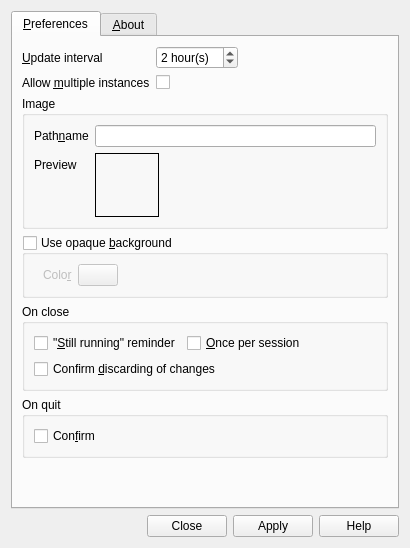
This is qt/application/forms/controlpaneldialog.ui in damentz/moonphase as Qt 5 draws it before an edit. The edited form follows.
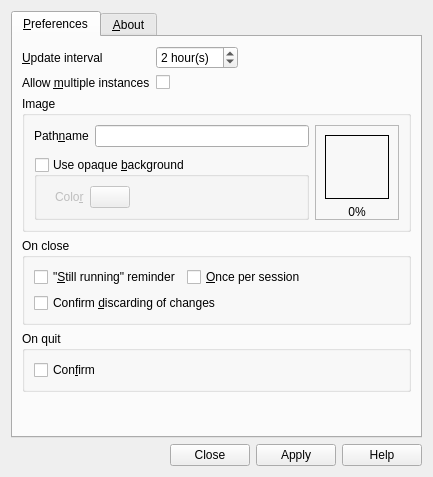
This is the edited form. Icons and pictures are not drawn. Custom widgets are drawn as their Qt base class.

Commit message: Rearranged control panel dialog box. Pathname update.

Patch:
```diff
--- a/qt/application/forms/controlpaneldialog.ui
+++ b/qt/application/forms/controlpaneldialog.ui
@@ -6,8 +6,8 @@
    <rect>
     <x>0</x>
     <y>0</y>
-    <width>410</width>
-    <height>548</height>
+    <width>433</width>
+    <height>477</height>
    </rect>
   </property>
   <property name="windowTitle">
@@ -102,26 +102,19 @@
          <property name="title">
           <string>Image</string>
          </property>
-         <layout class="QFormLayout" name="formLayout">
-          <item row="0" column="0">
-           <widget class="QLabel" name="m_pAnimationPathnameLabel">
-            <property name="text">
-             <string>Path&amp;name</string>
+         <layout class="QGridLayout" name="gridLayout">
+          <item row="0" column="1" rowspan="2">
+           <widget class="QFrame" name="m_pPreviewFrame">
+            <property name="frameShape">
+             <enum>QFrame::StyledPanel</enum>
             </property>
-            <property name="buddy">
-             <cstring>m_pAnimationFilenameChooser</cstring>
+            <property name="frameShadow">
+             <enum>QFrame::Sunken</enum>
             </property>
-           </widget>
-          </item>
-          <item row="1" column="0">
-           <widget class="QLabel" name="m_pAnimationPreviewLabel">
-            <property name="text">
-             <string>Preview</string>
-            </property>
-           </widget>
-          </item>
-          <item row="1" column="1">
-           <layout class="QHBoxLayout" name="m_pPreviewHLayout">
+            <layout class="QVBoxLayout" name="verticalLayout_6">
+             <property name="bottomMargin">
+              <number>0</number>
+             </property>
             <item>
              <widget class="QLabel" name="m_pPreviewViewLabel">
               <property name="minimumSize">
@@ -146,29 +139,51 @@
             </item>
             <item>
              <widget class="QLabel" name="m_pPreviewPercentLabel">
-              <property name="sizePolicy">
-               <sizepolicy hsizetype="Expanding" vsizetype="Preferred">
-                <horstretch>0</horstretch>
-                <verstretch>0</verstretch>
-               </sizepolicy>
-              </property>
-              <property name="maximumSize">
+               <property name="text">
+                <string>0%</string>
+               </property>
+               <property name="alignment">
+                <set>Qt::AlignCenter</set>
+               </property>
+              </widget>
+             </item>
+             <item>
+              <spacer name="m_pPreviewVSpacer">
+               <property name="orientation">
+                <enum>Qt::Vertical</enum>
+               </property>
+               <property name="sizeHint" stdset="0">
                <size>
-                <width>120</width>
-                <height>16777215</height>
-               </size>
-              </property>
-             </widget>
-            </item>
-           </layout>
+                 <width>20</width>
+                 <height>40</height>
+                </size>
+               </property>
+              </spacer>
+             </item>
+            </layout>
+           </widget>
           </item>
+          <item row="0" column="0">
+           <layout class="QFormLayout" name="m_pAnimationPathnameFLayout">
+            <property name="fieldGrowthPolicy">
+             <enum>QFormLayout::AllNonFixedFieldsGrow</enum>
+            </property>
           <item row="0" column="1">
            <widget class="QwwFileChooser" name="m_pAnimationFilenameChooser"/>
           </item>
-         </layout>
-        </widget>
-       </item>
-       <item>
+            <item row="0" column="0">
+             <widget class="QLabel" name="m_pAnimationPathnameLabel">
+              <property name="text">
+               <string>Path&amp;name</string>
+              </property>
+              <property name="buddy">
+               <cstring>m_pAnimationFilenameChooser</cstring>
+              </property>
+             </widget>
+            </item>
+           </layout>
+          </item>
+          <item row="1" column="0">
         <widget class="QGroupBox" name="m_pUseOpaqueBackgroundGroupBox">
          <property name="sizePolicy">
           <sizepolicy hsizetype="Preferred" vsizetype="Preferred">
@@ -243,6 +258,13 @@
            </layout>
           </item>
          </layout>
+           </widget>
+          </item>
+         </layout>
+         <zorder>formLayoutWidget</zorder>
+         <zorder>m_pPreviewFrame</zorder>
+         <zorder>m_pAnimationPathnameLabel</zorder>
+         <zorder>m_pUseOpaqueBackgroundGroupBox</zorder>
         </widget>
        </item>
        <item>
```
Lines whose indentation alone changed are shown as unchanged. The commit also changes 1 other file.
